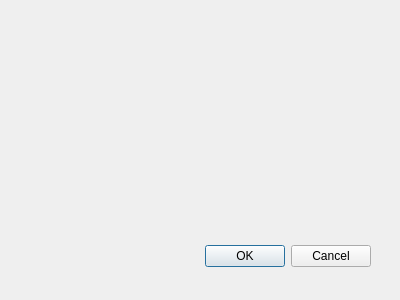
Before: the Qt Designer form Terminator_client/forms/sendtouser.ui in PR3D4T0R15/TerminatorClient, drawn with Qt 5.
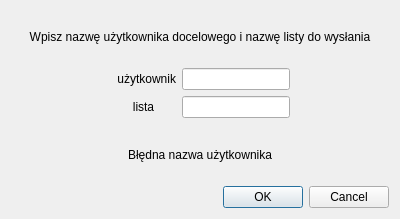
After: the same form once the commit is applied. Icons and pictures are not drawn.

What changed in the file:
```diff
--- a/Terminator_client/forms/sendtouser.ui
+++ b/Terminator_client/forms/sendtouser.ui
@@ -9,28 +9,194 @@
     <x>0</x>
     <y>0</y>
     <width>400</width>
-    <height>300</height>
+    <height>219</height>
    </rect>
   </property>
+  <property name="sizePolicy">
+   <sizepolicy hsizetype="Fixed" vsizetype="Fixed">
+    <horstretch>0</horstretch>
+    <verstretch>0</verstretch>
+   </sizepolicy>
+  </property>
   <property name="windowTitle">
    <string>Dialog</string>
   </property>
-  <widget name="buttonBox" class="QDialogButtonBox">
-   <property name="geometry">
-    <rect>
-     <x>30</x>
-     <y>240</y>
-     <width>341</width>
-     <height>32</height>
-    </rect>
-   </property>
-   <property name="orientation">
-    <enum>Qt::Horizontal</enum>
-   </property>
-   <property name="standardButtons">
-    <set>QDialogButtonBox::Cancel|QDialogButtonBox::Ok</set>
-   </property>
-  </widget>
+  <property name="windowIcon">
+   <iconset resource="../resources/Terminator_client.qrc">
+    <normaloff>:/Terminator_client/img/logo.ico</normaloff>:/Terminator_client/img/logo.ico</iconset>
+  </property>
+  <layout class="QVBoxLayout" name="verticalLayout">
+   <item>
+    <widget class="QLabel" name="label_3">
+     <property name="text">
+      <string>Wpisz nazwę użytkownika docelowego i nazwę listy do wysłania</string>
+     </property>
+     <property name="alignment">
+      <set>Qt::AlignCenter</set>
+     </property>
+    </widget>
+   </item>
+   <item>
+    <layout class="QHBoxLayout" name="horizontalLayout">
+     <item>
+      <spacer name="horizontalSpacer">
+       <property name="orientation">
+        <enum>Qt::Horizontal</enum>
+       </property>
+       <property name="sizeHint" stdset="0">
+        <size>
+         <width>40</width>
+         <height>20</height>
+        </size>
+       </property>
+      </spacer>
+     </item>
+     <item>
+      <widget class="QLabel" name="label">
+       <property name="minimumSize">
+        <size>
+         <width>65</width>
+         <height>22</height>
+        </size>
+       </property>
+       <property name="maximumSize">
+        <size>
+         <width>65</width>
+         <height>22</height>
+        </size>
+       </property>
+       <property name="text">
+        <string>użytkownik</string>
+       </property>
+       <property name="alignment">
+        <set>Qt::AlignRight|Qt::AlignTrailing|Qt::AlignVCenter</set>
+       </property>
+      </widget>
+     </item>
+     <item>
+      <widget class="QLineEdit" name="lineEdit_username">
+       <property name="maximumSize">
+        <size>
+         <width>135</width>
+         <height>22</height>
+        </size>
+       </property>
+      </widget>
+     </item>
+     <item>
+      <spacer name="horizontalSpacer_3">
+       <property name="orientation">
+        <enum>Qt::Horizontal</enum>
+       </property>
+       <property name="sizeHint" stdset="0">
+        <size>
+         <width>40</width>
+         <height>20</height>
+        </size>
+       </property>
+      </spacer>
+     </item>
+    </layout>
+   </item>
+   <item>
+    <layout class="QHBoxLayout" name="horizontalLayout_2">
+     <item>
+      <spacer name="horizontalSpacer_2">
+       <property name="orientation">
+        <enum>Qt::Horizontal</enum>
+       </property>
+       <property name="sizeHint" stdset="0">
+        <size>
+         <width>40</width>
+         <height>20</height>
+        </size>
+       </property>
+      </spacer>
+     </item>
+     <item>
+      <widget class="QLabel" name="label_2">
+       <property name="minimumSize">
+        <size>
+         <width>65</width>
+         <height>22</height>
+        </size>
+       </property>
+       <property name="maximumSize">
+        <size>
+         <width>65</width>
+         <height>22</height>
+        </size>
+       </property>
+       <property name="text">
+        <string>lista</string>
+       </property>
+       <property name="alignment">
+        <set>Qt::AlignCenter</set>
+       </property>
+      </widget>
+     </item>
+     <item>
+      <widget class="QLineEdit" name="lineEdit_list">
+       <property name="maximumSize">
+        <size>
+         <width>135</width>
+         <height>22</height>
+        </size>
+       </property>
+      </widget>
+     </item>
+     <item>
+      <spacer name="horizontalSpacer_4">
+       <property name="orientation">
+        <enum>Qt::Horizontal</enum>
+       </property>
+       <property name="sizeHint" stdset="0">
+        <size>
+         <width>40</width>
+         <height>20</height>
+        </size>
+       </property>
+      </spacer>
+     </item>
+    </layout>
+   </item>
+   <item>
+    <spacer name="verticalSpacer">
+     <property name="orientation">
+      <enum>Qt::Vertical</enum>
+     </property>
+     <property name="sizeType">
+      <enum>QSizePolicy::Fixed</enum>
+     </property>
+     <property name="sizeHint" stdset="0">
+      <size>
+       <width>20</width>
+       <height>5</height>
+      </size>
+     </property>
+    </spacer>
+   </item>
+   <item>
+    <widget class="QLabel" name="label_errorMessage">
+     <property name="text">
+      <string>Błędna nazwa użytkownika</string>
+     </property>
+     <property name="alignment">
+      <set>Qt::AlignCenter</set>
+     </property>
+    </widget>
+   </item>
+   <item>
+    <widget class="QDialogButtonBox" name="buttonBox">
+     <property name="orientation">
+      <enum>Qt::Horizontal</enum>
+     </property>
+     <property name="standardButtons">
+      <set>QDialogButtonBox::Cancel|QDialogButtonBox::Ok</set>
+     </property>
+    </widget>
+   </item>
+  </layout>
  </widget>
  <pixmapfunction/>
  <resources/>
```
Left out of the diff: 13 changed lines with no effect on the pictures.
